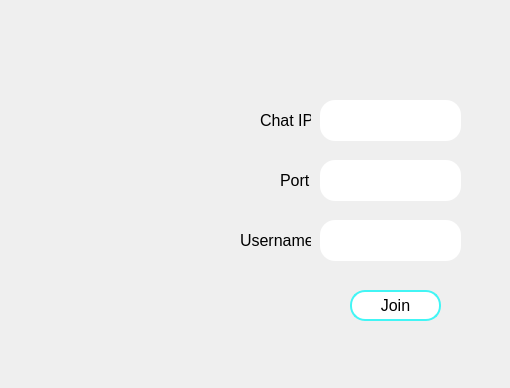
Above: PyMessenger/join_page.ui from ArmenG888/PyMessenger before the change; both pictures show x 0 to 510 and y 0 to 388 of the 729 by 388 pixel window. Below: the same form after it.
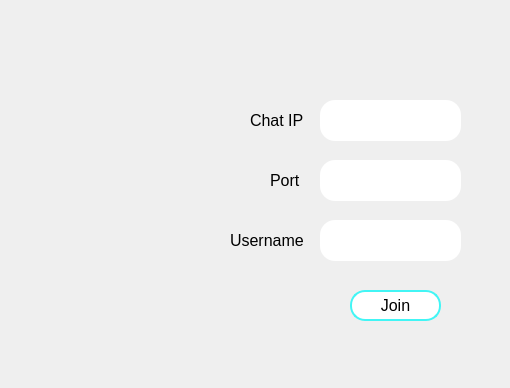
That is the form after the change.

Commit message: fixed bug with the label being inside the entry on the join page

Diff of the .ui file:
```diff
--- a/PyMessenger/join_page.ui
+++ b/PyMessenger/join_page.ui
@@ -86,9 +86,9 @@
    <widget class="QLabel" name="label">
     <property name="geometry">
      <rect>
-      <x>260</x>
+      <x>250</x>
       <y>110</y>
-      <width>51</width>
+      <width>61</width>
       <height>21</height>
      </rect>
     </property>
@@ -105,9 +105,9 @@
    <widget class="QLabel" name="label_2">
     <property name="geometry">
      <rect>
-      <x>280</x>
+      <x>270</x>
       <y>170</y>
-      <width>31</width>
+      <width>41</width>
       <height>21</height>
      </rect>
     </property>
@@ -124,9 +124,9 @@
    <widget class="QLabel" name="label_3">
     <property name="geometry">
      <rect>
-      <x>240</x>
+      <x>230</x>
       <y>230</y>
-      <width>71</width>
+      <width>81</width>
       <height>21</height>
      </rect>
     </property>
```
The commit also changes 3 other files.
